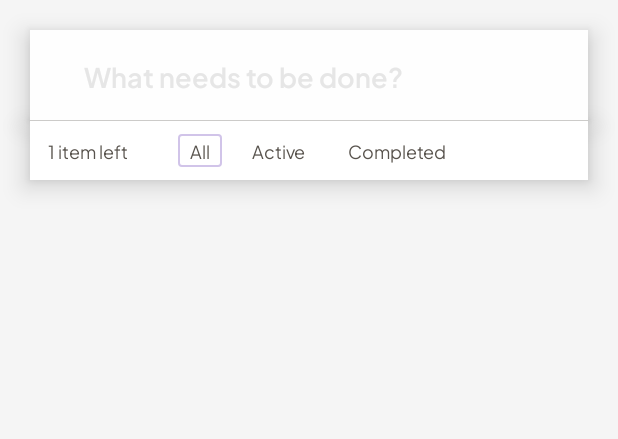
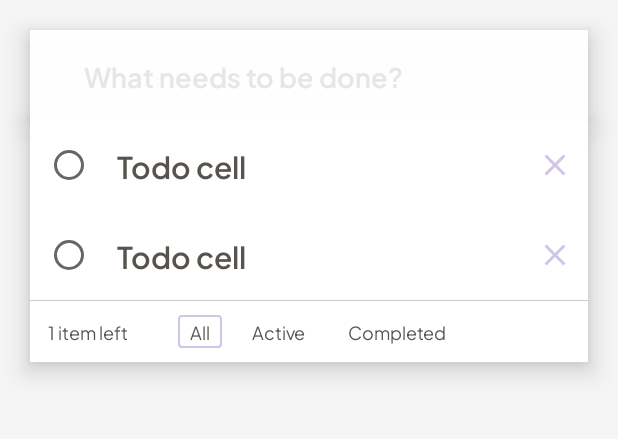
Before and after one commit to gustavodahora/todos, an Android app: the layout activity_main.xml on its own in the app's theme, with its tools: preview values and no code run, on a phone screen of 412 x 824 dp, the part 190-629 px from its top. Run offline under Robolectric (Android 15) with nearby library versions, the phone set to English and light mode, and no system bars.

Commit message:
Adding new cell to recycler View

```diff
--- /dev/null
+++ b/app/src/main/res/drawable/ic_baseline_close_24.xml
@@ -0,0 +1,5 @@
+<vector android:height="24dp" android:tint="#000000"
+    android:viewportHeight="24" android:viewportWidth="24"
+    android:width="24dp" xmlns:android="http://schemas.android.com/apk/res/android">
+    <path android:fillColor="@android:color/white" android:pathData="M19,6.41L17.59,5 12,10.59 6.41,5 5,6.41 10.59,12 5,17.59 6.41,19 12,13.41 17.59,19 19,17.59 13.41,12z"/>
+</vector>
--- a/app/src/main/res/layout/activity_main.xml
+++ b/app/src/main/res/layout/activity_main.xml
@@ -72,7 +72,7 @@
 
     <androidx.constraintlayout.widget.ConstraintLayout
         android:id="@+id/cnt_recycle_control"
-        android:layout_height="40dp"
+        android:layout_height="wrap_content"
         android:layout_width="0dp"
         app:layout_constraintStart_toStartOf="@id/cnt_edit_text"
         app:layout_constraintEnd_toEndOf="@id/cnt_edit_text"
@@ -81,17 +81,30 @@
         android:elevation="10dp"
         >
 
+        <androidx.recyclerview.widget.RecyclerView
+            android:id="@+id/recycler_view_list_item"
+            android:layout_width="0dp"
+            android:layout_height="wrap_content"
+            app:layout_constraintEnd_toEndOf="parent"
+            app:layout_constraintStart_toStartOf="parent"
+            app:layout_constraintTop_toTopOf="parent"
+            tools:listitem="@layout/item_list_cell"
+            tools:itemCount="2"
+            />
+
         <View
+            android:id="@+id/separator"
             android:layout_width="0dp"
             android:layout_height="0.5dp"
             android:background="@color/gray_edit_text"
             app:layout_constraintStart_toStartOf="parent"
             app:layout_constraintEnd_toEndOf="parent"
-            app:layout_constraintTop_toTopOf="parent"
+            app:layout_constraintTop_toBottomOf="@id/recycler_view_list_item"
             android:alpha="0.3"
+
             />
         <TextView
-            android:id="@+id/textView"
+            android:id="@+id/tv_item_count"
             android:layout_width="wrap_content"
             android:layout_height="wrap_content"
             android:layout_marginStart="12dp"
@@ -101,61 +114,63 @@
             app:layout_constraintBottom_toBottomOf="parent"
             app:layout_constraintStart_toStartOf="parent"
             android:textSize="12sp"
-            app:layout_constraintTop_toTopOf="parent" />
+            app:layout_constraintTop_toBottomOf="@id/separator" />
 
         <LinearLayout
+            android:id="@+id/linearLayout"
             android:layout_width="wrap_content"
             android:layout_height="wrap_content"
+            android:gravity="center"
             android:orientation="horizontal"
+            android:padding="4dp"
             app:layout_constraintBottom_toBottomOf="parent"
             app:layout_constraintEnd_toEndOf="parent"
+            android:layout_marginVertical="5dp"
             app:layout_constraintStart_toStartOf="parent"
-            android:gravity="center"
-            android:padding="4dp"
-            app:layout_constraintTop_toTopOf="parent">
+            app:layout_constraintTop_toBottomOf="@id/separator">
 
             <TextView
+                android:id="@+id/tv_all"
                 android:layout_width="wrap_content"
                 android:layout_height="wrap_content"
                 android:layout_marginStart="12dp"
+                android:background="@drawable/shape_line"
+                android:clickable="true"
+                android:focusable="true"
                 android:fontFamily="@font/plusjakartasans_regular"
-                android:text="@string/all"
-                android:textSize="12sp"
-                android:background="@drawable/shape_line"
                 android:paddingHorizontal="8dp"
                 android:paddingVertical="2dp"
-                android:clickable="true"
-                android:focusable="true"
+                android:text="@string/all"
                 android:textColor="@color/gray_edit_text"
-               />
+                android:textSize="12sp" />
 
             <TextView
+                android:id="@+id/tv_active"
                 android:layout_width="wrap_content"
                 android:layout_height="wrap_content"
                 android:layout_marginStart="12dp"
+                android:clickable="true"
+                android:focusable="true"
                 android:fontFamily="@font/plusjakartasans_regular"
-                android:text="@string/active"
-                android:textSize="12sp"
                 android:paddingHorizontal="8dp"
                 android:paddingVertical="2dp"
-                android:clickable="true"
-                android:focusable="true"
+                android:text="@string/active"
                 android:textColor="@color/gray_edit_text"
-                />
+                android:textSize="12sp" />
 
             <TextView
+                android:id="@+id/tv_completed"
                 android:layout_width="wrap_content"
                 android:layout_height="wrap_content"
                 android:layout_marginStart="12dp"
-                android:fontFamily="@font/plusjakartasans_regular"
-                android:text="@string/completed"
-                android:textSize="12sp"
-                android:paddingHorizontal="8dp"
                 android:clickable="true"
                 android:focusable="true"
+                android:fontFamily="@font/plusjakartasans_regular"
+                android:paddingHorizontal="8dp"
                 android:paddingVertical="2dp"
+                android:text="@string/completed"
                 android:textColor="@color/gray_edit_text"
-                />
+                android:textSize="12sp" />
 
         </LinearLayout>
 
--- /dev/null
+++ b/app/src/main/res/layout/item_list_cell.xml
@@ -0,0 +1,48 @@
+<?xml version="1.0" encoding="utf-8"?>
+<androidx.constraintlayout.widget.ConstraintLayout xmlns:android="http://schemas.android.com/apk/res/android"
+    xmlns:app="http://schemas.android.com/apk/res-auto"
+    android:layout_width="match_parent"
+    android:layout_height="wrap_content"
+    android:minHeight="60dp"
+    >
+
+    <androidx.appcompat.widget.AppCompatRadioButton
+        android:id="@+id/radioButton"
+        android:layout_width="wrap_content"
+        android:layout_height="wrap_content"
+        android:layout_marginStart="10dp"
+        app:layout_constraintBottom_toBottomOf="parent"
+        app:layout_constraintStart_toStartOf="parent"
+        app:layout_constraintTop_toTopOf="parent"
+        android:text="@null"
+        />
+
+    <TextView
+        android:id="@+id/tv_todo"
+        android:layout_width="0dp"
+        android:layout_height="wrap_content"
+        android:fontFamily="@font/plusjakartasans_semibold"
+        android:text="@string/todo_cell"
+        android:textColor="@color/gray_edit_text"
+        android:textSize="20sp"
+        app:layout_constraintBottom_toBottomOf="parent"
+        app:layout_constraintEnd_toStartOf="@+id/imageView"
+        android:layout_marginEnd="5dp"
+        android:ellipsize="end"
+        android:maxLines="4"
+        app:layout_constraintStart_toEndOf="@+id/radioButton"
+        app:layout_constraintTop_toTopOf="parent" />
+
+    <ImageView
+        android:id="@+id/imageView"
+        android:layout_width="wrap_content"
+        android:layout_height="wrap_content"
+        android:layout_marginEnd="10dp"
+        android:contentDescription="@string/image_close"
+        android:src="@drawable/ic_baseline_close_24"
+        app:layout_constraintBottom_toBottomOf="@+id/tv_todo"
+        app:layout_constraintEnd_toEndOf="parent"
+        app:layout_constraintTop_toTopOf="@+id/tv_todo"
+        app:tint="@color/primaryColor" />
+
+</androidx.constraintlayout.widget.ConstraintLayout>
--- a/app/src/main/res/values/strings.xml
+++ b/app/src/main/res/values/strings.xml
@@ -7,4 +7,6 @@
     <string name="all">All</string>
     <string name="active">Active</string>
     <string name="completed">Completed</string>
+    <string name="todo_cell">Todo cell</string>
+    <string name="image_close">Image close</string>
 </resources>
```
